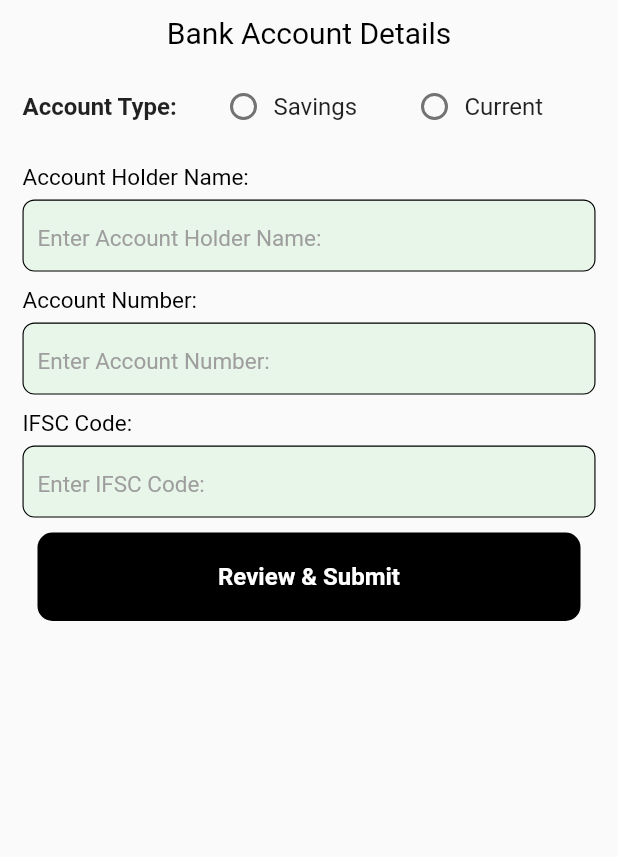
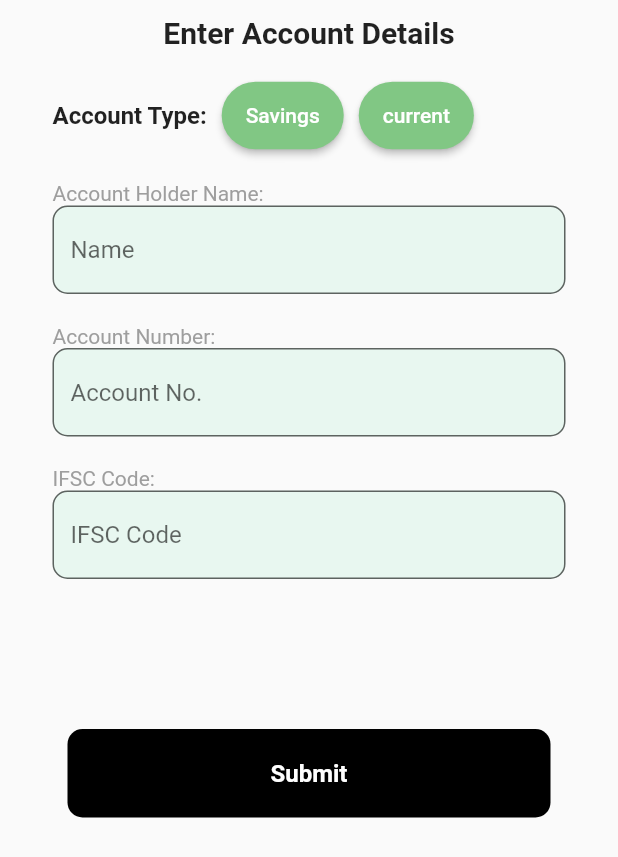
Before and after one commit to honeybansal2968/service-provider-flutter.fork, a Flutter app: the MachanicPage4 screen opened directly, on a phone screen of 412 x 824 dp. Shown: the top 857 px of the screen. Run offline on Flutter 3.47's test engine with Material 2 defaults, Android fonts, the phone set to English and light mode, and no system bars; our stand-ins replace curved_navigation_bar, flutter_zoom_drawer, google_sign_in, image_picker, pinput.

Commit message:
Mechanic KYC Data Models done Provider Initiated

```diff
--- a/lib/Profile/KYC/Mechanic KYC/machanic_page4.dart
+++ b/lib/Profile/KYC/Mechanic KYC/machanic_page4.dart
@@ -1,10 +1,8 @@
-import 'package:authentication/Profile/KYC/Mechanic%20KYC/review_page.dart';
 import 'package:flutter/material.dart';
-import 'package:flutter/services.dart';
 import 'package:provider/provider.dart';
 
+import '../../../apis/michanic_api.dart';
 import '../../../components/my_button_2.dart';
-import '../../../components/my_text_form_field.dart';
 import '../../../models/mechanic_data_model.dart';
 import '../../../provider/mechanic_data_provider.dart';
 
@@ -15,206 +13,232 @@ class MachanicPage4 extends StatefulWidget {
   State<MachanicPage4> createState() => _MachanicPage4State();
 }
 
-class _MachanicPage4State extends State<MachanicPage4>
-    with AutomaticKeepAliveClientMixin {
-  @override
-  bool get wantKeepAlive => true;
 
+class _MachanicPage4State extends State<MachanicPage4> {
   final _controllermachnaicaccholdername = TextEditingController();
   final _controllermachanicaccno = TextEditingController();
   final _controllermachanicownerifsccode = TextEditingController();
 
   // A variable to hold the selected account type
   var accountType = '';
-  double dist = 10;
 
-  @override
-  void initState() {
-    super.initState();
 
-    // Fetch the Organization data from the provider
-    final dataProvider =
-        Provider.of<MechanicDataProvider>(context, listen: false);
-    final page4Data = dataProvider.page4Data;
+  void _submitForm() async {
+    final dataProvider = Provider.of<MechanicDataProvider>(context, listen: false);
 
-    // Autofill the TextEditingControllers with page4Data
+    final page1Data = dataProvider.page1Data;
+    final page2Data = dataProvider.page2Data;
+    final page3Data = dataProvider.page3Data;
+    final page4Data = MechanicPage4Data(
+      accountType: accountType,
+      accountHolderName: _controllermachnaicaccholdername.text,
+      accountNumber: _controllermachanicaccno.text,
+      ifscCode: _controllermachanicownerifsccode.text,
+    );
 
-    _controllermachnaicaccholdername.text = page4Data.accountHolderName;
-    _controllermachanicaccno.text = page4Data.bankAccountNo;
-    _controllermachanicownerifsccode.text = page4Data.ifscCode;
+    final mechanicData = MechanicDataModel(
+      page1Data: page1Data,
+      page2Data: page2Data,
+      page3Data: page3Data,
+      page4Data: page4Data,
+    );
+    print(page4Data.accountHolderName);
+    print(mechanicData.page1Data.mechanicEmailId);
+
+    final success = await MechanicAPI.submitMechanicData(mechanicData);
+
+
+    if (success) {
+      // API call was successful
+      print('Data sent successfully!');
+
+      // Clear the data in the data provider after successful submission
+      dataProvider.updatePage1Data(MechanicPage1Data(
+        mechanicName: '',
+        mechanicMobileNo: '',
+        mechanicEmailId: '',
+        mechanicAddress: '',
+        mechanicPinCode: '',
+      ));
+      dataProvider.updatePage2Data(MechanicPage2Data(
+        mechanicAdharNo: '',
+        mechanicDL: '',
+        mechanicPAN: '',
+        mechanicWorkshopId: '',
+      ));
+      dataProvider.updatePage3Data(MechanicPage3Data(
+        organizationName: '',
+        workshopName: '',
+        ownerName: '',
+        ownerPhoneNumber: '',
+      ));
+      dataProvider.updatePage4Data(MechanicPage4Data(
+        accountType: '',
+        accountHolderName: '',
+        accountNumber: '',
+        ifscCode: '',
+      ));
+
+      // Clear the text fields after submitting
+      _controllermachnaicaccholdername.clear();
+      _controllermachanicaccno.clear();
+      _controllermachanicownerifsccode.clear();
+
+      // Navigate to the next screen or do something else here
+    } else {
+      // API call failed
+      print('Failed to send data to the server.');
+      // Handle the failure, e.g., show an error message to the user
+    }
   }
 
-  // keys
-  final _key = GlobalKey<FormState>();
 
-  // focusNodes
-  final nameFocus = FocusNode();
-  final numberFocus = FocusNode();
-  final ifscFocus = FocusNode();
 
-  // nextFocus
-  void nextFocus(FocusNode node) => node.requestFocus();
 
   @override
   Widget build(BuildContext context) {
     return Scaffold(
-      body: Padding(
-        padding: const EdgeInsets.symmetric(vertical: 0, horizontal: 15),
-        child: SingleChildScrollView(
-          child: Form(
-            key: _key,
+      body: Stack(
+        children: [
+          SingleChildScrollView(
             child: Column(
               children: [
-                SizedBox(height: dist),
-
-                const Text(
-                  'Bank Account Details',
-                  style: TextStyle(color: Colors.black, fontSize: 20),
+                const SizedBox(
+                  height: 10,
                 ),
-                SizedBox(height: dist),
                 Container(
-                  width: double.infinity,
-                  child: Row(
-                    mainAxisSize: MainAxisSize.min,
+                  margin: const EdgeInsets.only(left: 35, right: 35),
+                  child: Column(
                     children: [
-                      const Expanded(
+                      Column(
+                        children: [
+                          const Text(
+                            'Enter Account Details',
+                            style: TextStyle(
+                                fontSize: 20, fontWeight: FontWeight.bold),
+                          ),
+                          const SizedBox(
+                            height: 20,
+                          ),
+                          Row(
+                            children: [
+                              const Text(
+                                'Account Type:',
+                                style: TextStyle(
+                                    fontSize: 16, fontWeight: FontWeight.bold),
+                              ),
+                              const SizedBox(width: 10),
+                              ElevatedButton(
+                                style: ElevatedButton.styleFrom(
+                                    shape: RoundedRectangleBorder(
+                                      borderRadius: BorderRadius.circular(50),
+                                    ),
+                                    backgroundColor: Colors.green[300],
+                                    fixedSize: const Size.fromHeight(45)),
+                                child: const Text('Savings'),
+                                onPressed: () {
+                                  setState(() {
+                                    accountType = 'Savings';
+                                  });
+                                },
+                              ),
+                              const SizedBox(width: 10),
+                              ElevatedButton(
+                                style: ElevatedButton.styleFrom(
+                                    shape: RoundedRectangleBorder(
+                                      borderRadius: BorderRadius.circular(50),
+                                    ),
+                                    backgroundColor: Colors.green[300],
+                                    fixedSize: const Size.fromHeight(45)),
+                                child: const Text('current'),
+                                onPressed: () {
+                                  setState(() {
+                                    accountType = 'Current';
+                                  });
+                                },
+                              ),
+                            ],
+                          )
+                        ],
+                      ),
+                      const SizedBox(height: 20), //1
+                      const Align(
+                        alignment: Alignment.centerLeft,
                         child: Text(
-                          'Account Type:',
-                          style: TextStyle(
-                              fontSize: 16, fontWeight: FontWeight.bold),
+                          'Account Holder Name:',
+                          textAlign: TextAlign.start,
+                          style: TextStyle(color: Colors.grey),
                         ),
                       ),
-                      Expanded(
-                        child: ListTileTheme(
-                          horizontalTitleGap: 0,
-                          child: RadioListTile(
-                            title: const Text('Savings'),
-                            value: 'Savings',
-                            groupValue: accountType,
-                            onChanged: (value) {
-                              setState(() {
-                                accountType = value.toString();
-                              });
-                            },
-                            activeColor: Colors.green,
-                            // Set the color when selected
-                            controlAffinity: ListTileControlAffinity.leading,
-                            contentPadding: EdgeInsets.zero,
+                      TextField(
+                        controller: _controllermachnaicaccholdername,
+                        style: const TextStyle(),
+                        decoration: InputDecoration(
+                          fillColor: const Color(0XFFe8f7f0),
+                          filled: true,
+                          hintText: "Name",
+                          border: OutlineInputBorder(
+                            borderRadius: BorderRadius.circular(10),
                           ),
                         ),
                       ),
-                      Expanded(
-                        child: ListTileTheme(
-                          horizontalTitleGap: 0,
-                          child: RadioListTile(
-                            title: const Text('Current'),
-                            value: 'Current',
-                            groupValue: accountType,
-                            onChanged: (value) {
-                              setState(() {
-                                accountType = value.toString();
-                              });
-                            },
-                            activeColor: Colors.green,
-                            // Set the color when selected
-                            controlAffinity: ListTileControlAffinity.leading,
-                            contentPadding: EdgeInsets.zero,
+                      const SizedBox(height: 20), //2
+                      const Align(
+                        alignment: Alignment.centerLeft,
+                        child: Text(
+                          'Account Number:',
+                          textAlign: TextAlign.start,
+                          style: TextStyle(color: Colors.grey),
+                        ),
+                      ),
+                      TextField(
+                        controller: _controllermachanicaccno,
+                        style: const TextStyle(),
+                        decoration: InputDecoration(
+                          fillColor: const Color(0XFFe8f7f0),
+                          filled: true,
+                          hintText: "Account No.",
+                          border: OutlineInputBorder(
+                            borderRadius: BorderRadius.circular(10),
                           ),
                         ),
                       ),
+                      const SizedBox(height: 20), //3
+                      const Align(
+                        alignment: Alignment.centerLeft,
+                        child: Text(
+                          'IFSC Code:',
+                          textAlign: TextAlign.start,
+                          style: TextStyle(color: Colors.grey),
+                        ),
+                      ),
+                      TextField(
+                        controller: _controllermachanicownerifsccode,
+                        style: const TextStyle(),
+                        decoration: InputDecoration(
+                          fillColor: const Color(0XFFe8f7f0),
+                          filled: true,
+                          hintText: "IFSC Code",
+                          border: OutlineInputBorder(
+                            borderRadius: BorderRadius.circular(10),
+                          ),
+                        ),
+                      ),
+                      const SizedBox(height: 100),
+                      MyButton2(
+                        text: 'Submit',
+                        onTap: _submitForm
+
+
+
+                      ),
                     ],
                   ),
-                ), // Row(
-
-                SizedBox(height: dist),
-
-                MyTextFormField(
-                  controller: _controllermachnaicaccholdername,
-                  onFieldSubmitted: (_) => nextFocus(numberFocus),
-                  label: "Account Holder Name:",
-                  hintText: "Enter Account Holder Name:",
-                  validator: (name) {
-                    if (name != null && name.trim().isNotEmpty) return null;
-                    return "Please enter name";
-                  },
                 ),
-
-                SizedBox(height: dist),
-
-                MyTextFormField(
-                  controller: _controllermachanicaccno,
-                  focusNode: numberFocus,
-                  onFieldSubmitted: (_) => nextFocus(ifscFocus),
-                  label: "Account Number:",
-                  hintText: "Enter Account Number:",
-                  keyboardType: TextInputType.number,
-                  inputFormatters: [
-                    FilteringTextInputFormatter.allow(RegExp('[0-9]'))
-                  ],
-                  maxLength: 20,
-                  validator: (name) {
-                    if (name != null && name.trim().isNotEmpty) return null;
-                    return "Please enter name";
-                  },
-                ),
-
-                SizedBox(height: dist),
-                MyTextFormField(
-                  controller: _controllermachanicownerifsccode,
-                  focusNode: ifscFocus,
-                  label: "IFSC Code:",
-                  hintText: "Enter IFSC Code:",
-                  validator: (name) {
-                    if (name != null && name.trim().isNotEmpty) return null;
-                    return "Please code";
-                  },
-                ),
-
-                SizedBox(height: dist),
-
-                MyButton2(
-                    text: 'Review & Submit',
-                    onTap: () {
-                      final dataProvider = Provider.of<MechanicDataProvider>(
-                          context,
-                          listen: false);
-
-                      print("clicked");
-                      if (_key.currentState != null &&
-                          _key.currentState!.validate()) {
-                        final dataProvider = Provider.of<MechanicDataProvider>(
-                            context,
-                            listen: false);
-
-                        final page4Data = BankDetails(
-                          bankAccountType: accountType,
-                          accountHolderName:
-                              _controllermachnaicaccholdername.text,
-                          bankAccountNo: _controllermachanicaccno.text,
-                          ifscCode: _controllermachanicownerifsccode.text,
-                        );
-
-                        dataProvider.updatePage4Data(page4Data);
-
-                        print("Validated");
-
-                        Navigator.push(
-                          context,
-                          MaterialPageRoute(
-                            builder: (context) => ReviewPage(
-                              page1Data: dataProvider.page1Data,
-                              page2Data: dataProvider.page2Data,
-                              page3Data: dataProvider.page3Data,
-                              page4Data: dataProvider.page4Data,
-                            ),
-                          ),
-                        );
-                      }
-                    }),
               ],
             ),
           ),
-        ),
+        ],
       ),
     );
   }
--- a/pubspec.yaml
+++ b/pubspec.yaml
@@ -41,6 +41,8 @@ dependencies:
   url_launcher: ^6.1.11
   provider: ^6.0.5
   get: ^4.6.5
+
+  provider: ^6.0.5
 
 dev_dependencies:
   flutter_lints: ^2.0.0
```
Also changed, not shown: lib/Profile/KYC/Mechanic KYC/machanic_page1.dart (+3 -13 lines), lib/Profile/KYC/Mechanic KYC/machanic_page3.dart (+124 -94 lines), lib/main.dart (+4 -10 lines).
